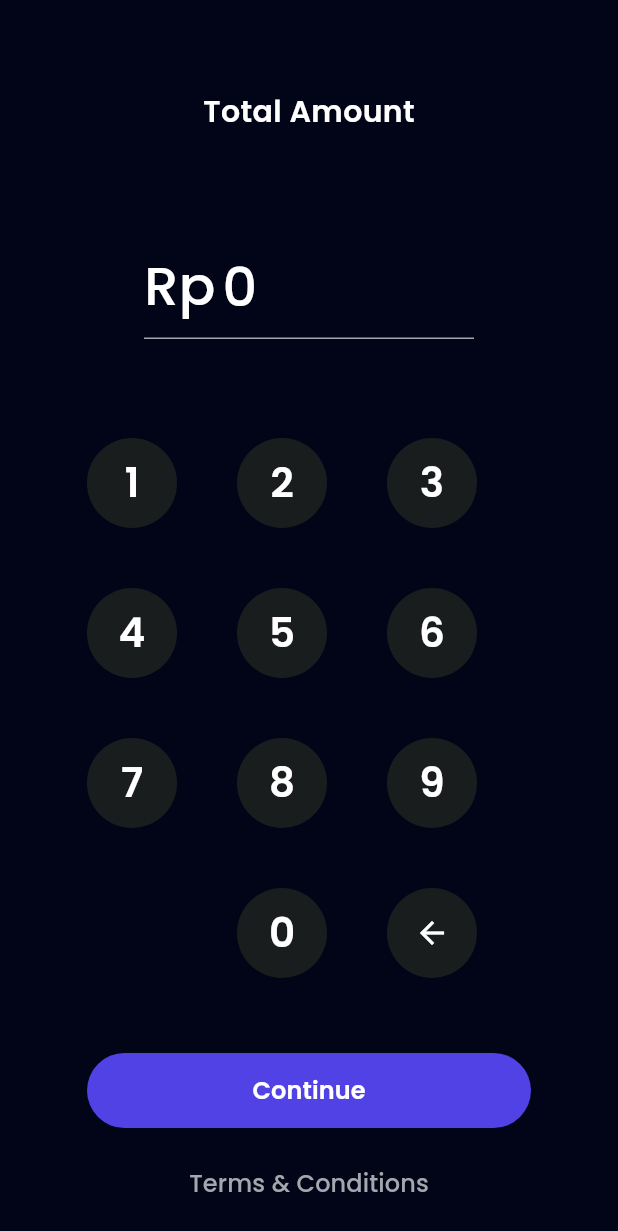
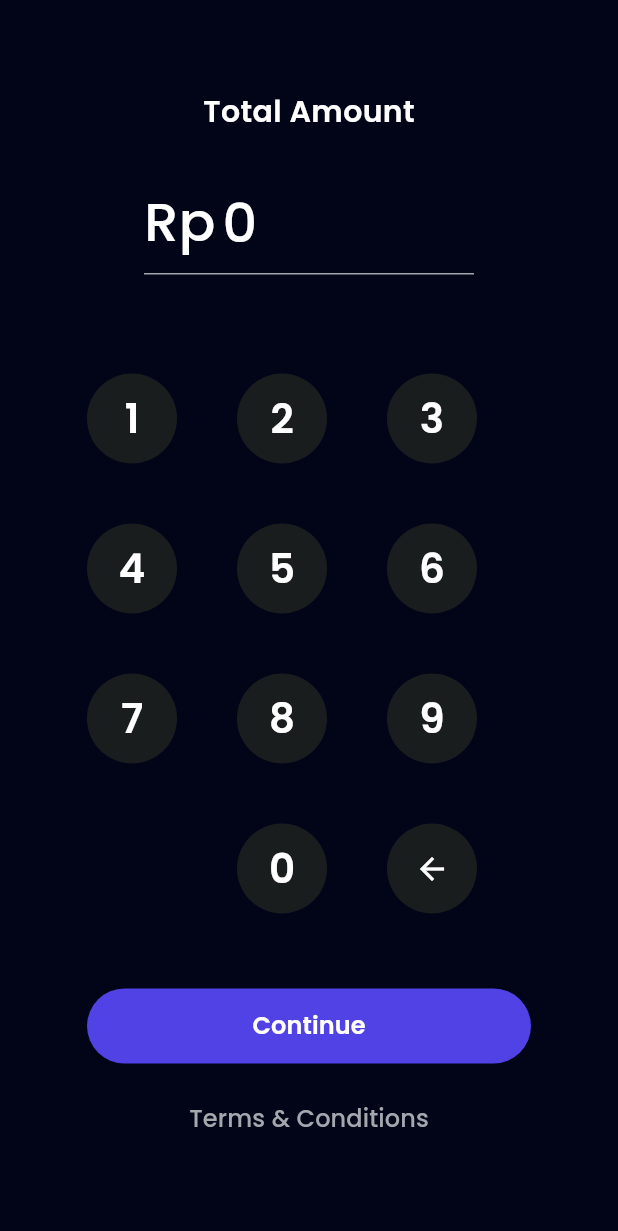
Before and after one commit to rafi-zimraan/Flutter_bank_pit, a Flutter app: the TransferAmountPage screen opened directly with empty values, on a phone screen of 412 x 824 dp. Shown: the top 1231 px of the screen. Run offline on Flutter 3.47's test engine with Material 3 defaults, Android fonts, the phone set to English and light mode, and no system bars; our stand-ins replace another_flushbar, bloc, carousel_slider, flutter_bloc, flutter_secure_storage, google_fonts and 1 more; accounts and stored records are empty.

Commit message:
feat: fitur topUp model adn transfer amount

```diff
--- a/lib/models/topup_form_model.dart
+++ b/lib/models/topup_form_model.dart
@@ -17,7 +17,7 @@ class TopupFormModel {
       );
 
   Map<String, dynamic> toJson() => {
-        'amount': amount,
+        'amuont': amount,
         'pin': pin,
         'payment_mentod_code': paymentMethodCode,
       };
--- a/lib/ui/pages/transfer_amount_page.dart
+++ b/lib/ui/pages/transfer_amount_page.dart
@@ -126,7 +126,7 @@ class _TransferAmountPageState extends State<TransferAmountPage> {
                   ),
                 ),
                 const SizedBox(
-                  height: 67,
+                  height: 24,
                 ),
                 Align(
                   child: SizedBox(
```
